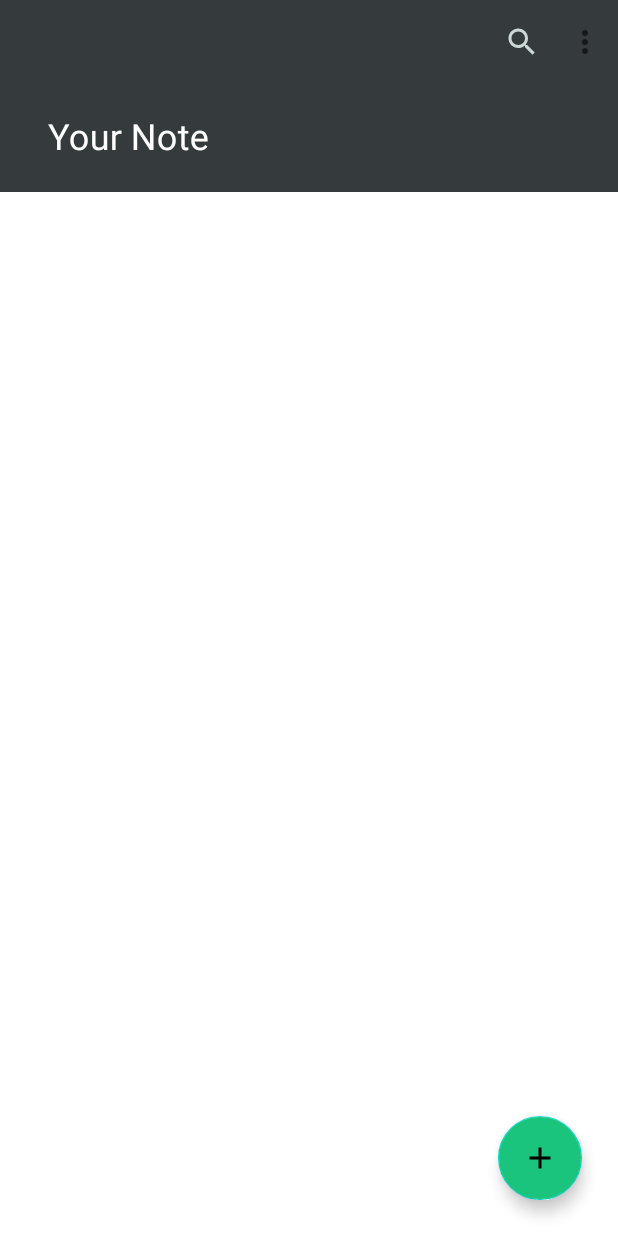
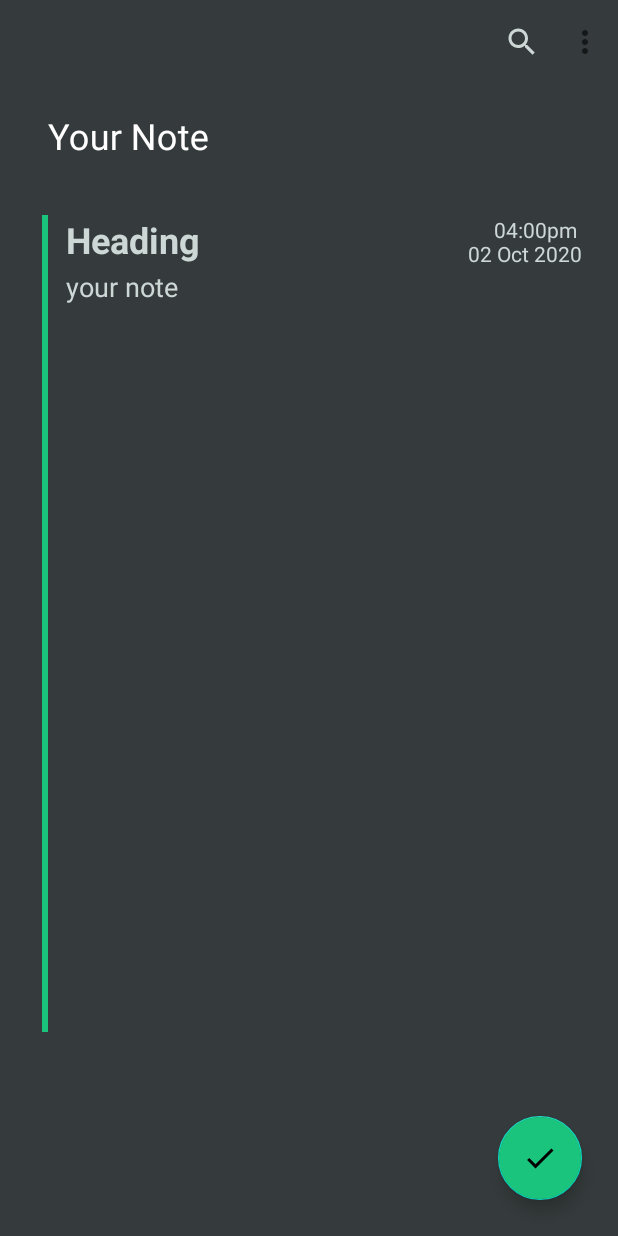
Before and after one commit to agy3ya/NotesUp, an Android app: the screen it shows after launch once a user with an empty profile is signed in (HomeActivity before the commit, NoteActivity after it), after a tap on "TODO", on a phone screen of 412 x 824 dp. Run offline under Robolectric (Android 15) with nearby library versions, the phone set to English and light mode, and no system bars; our stand-ins replace Firebase (no records; nobody signed in at launch, a user with empty details on screens opened directly); 2 statements that could not run were skipped.

Commit message:
Added recycler view adapter

```diff
--- a/app/src/main/java/com/example/notes/HomeActivity.java
+++ b/app/src/main/java/com/example/notes/HomeActivity.java
@@ -7,23 +7,40 @@ import androidx.recyclerview.widget.RecyclerView;
 import android.app.AlertDialog;
 import android.content.Intent;
 import android.os.Bundle;
+import android.provider.ContactsContract;
 import android.view.LayoutInflater;
 import android.view.View;
 import android.widget.LinearLayout;
+import android.widget.TextView;
 
+import com.example.notes.Model.Data;
+import com.firebase.ui.database.FirebaseRecyclerAdapter;
 import com.google.android.material.card.MaterialCardView;
 import com.google.android.material.floatingactionbutton.FloatingActionButton;
+import com.google.firebase.auth.FirebaseAuth;
+import com.google.firebase.auth.FirebaseUser;
+import com.google.firebase.database.DatabaseReference;
+import com.google.firebase.database.FirebaseDatabase;
+import org.w3c.dom.Text;
 
 public class HomeActivity extends AppCompatActivity {
     private FloatingActionButton fabButton;
 
     private RecyclerView recyclerView;
+    private DatabaseReference mDatabase;
+    private FirebaseAuth mAuth;
 
     @Override
     protected void onCreate(Bundle savedInstanceState) {
         super.onCreate(savedInstanceState);
         setContentView(R.layout.activity_home);
+        mAuth=FirebaseAuth.getInstance();
 
+        FirebaseUser mUser=mAuth.getCurrentUser();
+        String uId=mUser.getUid();
+
+        mDatabase= FirebaseDatabase.getInstance().getReference().child("Notes");
+        mDatabase.keepSynced(true);
 
         //Cardview
         recyclerView =findViewById(R.id.recycler_view);
@@ -38,11 +55,55 @@ public class HomeActivity extends AppCompatActivity {
         fabButton.setOnClickListener(new View.OnClickListener() {
             @Override
             public void onClick(View view) {
-                startActivity(new Intent(getApplicationContext(),NoteActivity.class));
+             Intent intent = new Intent(HomeActivity.this, NoteActivity.class);
+             startActivityForResult(intent,2);
+
 
             }
         });
 
 
     }
+
+    @Override
+    protected void onStart() {
+        super.onStart();
+        FirebaseRecyclerAdapter<Data,MyViewHolder>adapter = new FirebaseRecyclerAdapter<Data, MyViewHolder>(
+                Data.class,
+                R.layout.item_data,
+                MyViewHolder.class,
+                mDatabase
+
+        ) {
+            @Override
+            protected void populateViewHolder(MyViewHolder myViewHolder, Data model, int i) {
+                myViewHolder.setTitle(model.getTitle());
+                myViewHolder.setNote(model.getNote());
+                myViewHolder.setDate(model.getDate());
+
+
+            }
+        };
+            recyclerView.setAdapter(adapter);
+    }
+    public static class MyViewHolder extends RecyclerView.ViewHolder{
+        View myView;
+        public MyViewHolder(View itemView){
+            super(itemView);
+            myView=itemView;
+        }
+        public void setTitle(String title){
+            TextView mTitle = myView.findViewById(R.id.title);
+            mTitle.setText(title);
+        }
+        public void setNote(String note){
+            TextView mNote=myView.findViewById(R.id.note);
+            mNote.setText(note);
+        }
+        public void setDate(String date){
+            TextView mDate= myView.findViewById(R.id.my_date);
+            mDate.setText(date);
+        }
+    }
+
 }
--- /dev/null
+++ b/app/src/main/java/com/example/notes/NoteActivity.java
@@ -0,0 +1,75 @@
+package com.example.notes;
+
+import androidx.appcompat.app.AppCompatActivity;
+
+import android.content.Intent;
+import android.os.Bundle;
+import android.text.TextUtils;
+import android.view.View;
+import android.widget.EditText;
+import android.widget.Toast;
+
+import com.example.notes.Model.Data;
+import com.google.android.material.button.MaterialButton;
+import com.google.android.material.floatingactionbutton.FloatingActionButton;
+import com.google.android.material.textfield.TextInputEditText;
+import com.google.firebase.auth.FirebaseAuth;
+import com.google.firebase.auth.FirebaseUser;
+import com.google.firebase.database.DatabaseReference;
+import com.google.firebase.database.FirebaseDatabase;
+
+import java.text.DateFormat;
+import java.util.Date;
+
+
+public class NoteActivity extends AppCompatActivity {
+
+    private DatabaseReference mDatabase;
+    private FirebaseAuth mAuth;
+
+
+
+    @Override
+    protected void onCreate(Bundle savedInstanceState) {
+        super.onCreate(savedInstanceState);
+        setContentView(R.layout.activity_note);
+        mAuth=FirebaseAuth.getInstance();
+        FirebaseUser mUser = mAuth.getCurrentUser();
+        String uId = mUser.getUid();
+        mDatabase = FirebaseDatabase.getInstance().getReference().child("Notes").child(uId);
+
+        TextInputEditText title = findViewById(R.id.my_heading);
+        EditText note = findViewById(R.id.my_note);
+        FloatingActionButton saveButton = findViewById(R.id.save_button);
+
+        saveButton.setOnClickListener(new View.OnClickListener() {
+            @Override
+            public void onClick(View view) {
+                String mTitle = title.getText().toString().trim();
+                String mNote = note.getText().toString().trim();
+
+                if(TextUtils.isEmpty(mTitle)){
+                    title.setError("Required Field");
+                    return;
+                }
+                if(TextUtils.isEmpty(mNote)){
+                    note.setError("Required Field");
+                    return;
+                }
+                String id = mDatabase.push().getKey();
+              //  String date= DateFormat.getInstance().format(new Date());
+                String date = DateFormat.getInstance().format(new Date());
+                Data data = new Data(mTitle,mNote,date,id);
+                mDatabase.child(id).setValue(data);
+                Toast.makeText(getApplicationContext(),"Data Inserted",Toast.LENGTH_SHORT).show();
+                startActivity(new Intent(getApplicationContext(),HomeActivity.class));
+
+
+            }
+        });
+
+    }
+
+
+
+}
--- /dev/null
+++ b/app/src/main/res/drawable/ic_check_24.xml
@@ -0,0 +1,5 @@
+<vector android:height="48dp" android:tint="#FFFFFF"
+    android:viewportHeight="24" android:viewportWidth="24"
+    android:width="48dp" xmlns:android="http://schemas.android.com/apk/res/android">
+    <path android:fillColor="@android:color/white" android:pathData="M9,16.17L4.83,12l-1.42,1.41L9,19 21,7l-1.41,-1.41z"/>
+</vector>
--- /dev/null
+++ b/app/src/main/res/drawable/ic_marker.xml
@@ -0,0 +1,9 @@
+<vector xmlns:android="http://schemas.android.com/apk/res/android"
+    android:width="4dp"
+    android:height="70dp"
+    android:viewportWidth="4"
+    android:viewportHeight="70">
+  <path
+      android:pathData="M0,0H4V70H0V0Z"
+      android:fillColor="#1BC47D"/>
+</vector>
--- /dev/null
+++ b/app/src/main/res/layout/activity_note.xml
@@ -0,0 +1,101 @@
+<?xml version="1.0" encoding="utf-8"?>
+<LinearLayout xmlns:android="http://schemas.android.com/apk/res/android"
+    xmlns:app="http://schemas.android.com/apk/res-auto"
+    xmlns:tools="http://schemas.android.com/tools"
+    android:layout_width="match_parent"
+    android:layout_height="match_parent"
+    android:orientation="vertical"
+    android:background="@color/colorPrimaryDark"
+    tools:context=".HomeActivity">
+    <include layout="@layout/toolbar"/>
+
+    <LinearLayout
+        android:layout_width="match_parent"
+        android:layout_height="0dp"
+        android:layout_gravity="center"
+        android:orientation="horizontal"
+        android:layout_marginTop="15dp"
+        android:layout_weight="5.33">
+        <ImageView
+            android:layout_width="wrap_content"
+            android:layout_height="match_parent"
+            android:background="@drawable/ic_marker"
+            android:layout_marginStart="28dp"
+            android:contentDescription="@string/todo" />
+        <LinearLayout
+            android:layout_width="match_parent"
+            android:layout_height="wrap_content"
+            android:orientation="vertical">
+            <LinearLayout
+                android:layout_width="match_parent"
+                android:layout_height="match_parent"
+                android:orientation="horizontal"
+                tools:ignore="UselessParent">
+                    <com.google.android.material.textfield.TextInputEditText
+                        android:layout_width="0dp"
+                        android:id="@+id/my_heading"
+                        android:layout_marginStart="12dp"
+                        android:layout_height="wrap_content"
+                        android:textSize="24sp"
+                        android:textStyle="bold"
+                        android:textColor="@color/colorPrimary"
+                        android:textColorHint="@color/colorPrimary"
+                        android:hint="@string/heading"
+                        android:background="@null"
+                        android:layout_weight="1"
+                        android:textAlignment="textStart"
+                        android:inputType="text"
+                        android:maxLines="1"/>
+                <TextView
+                    android:id="@+id/my_date"
+                    android:layout_width="wrap_content"
+                    android:layout_gravity="center_vertical|end"
+                    android:layout_marginEnd="24dp"
+                    android:textColor="@color/colorPrimary"
+                    android:layout_height="wrap_content"
+                    android:text="04:00pm \n 02 Oct 2020"
+                    android:textAlignment="textEnd"/>
+            </LinearLayout>
+            <EditText
+                android:layout_marginStart="12dp"
+                android:layout_marginEnd="24dp"
+                android:id="@+id/my_note"
+                android:background="@null"
+                android:textColorHint="@color/colorPrimary"
+                android:textColor="@color/colorPrimary"
+                android:layout_width="match_parent"
+                android:layout_height="500dp"
+                android:textAlignment="textStart"
+                android:gravity="start"
+                android:hint="@string/your_note"
+                android:inputType="textMultiLine" />
+
+        </LinearLayout>
+
+    </LinearLayout>
+
+
+    <androidx.coordinatorlayout.widget.CoordinatorLayout
+        android:layout_weight="1.33"
+        android:layout_width="match_parent"
+        android:layout_height="0dp">
+
+        <com.google.android.material.floatingactionbutton.FloatingActionButton
+            android:id="@+id/save_button"
+            android:layout_width="wrap_content"
+            android:layout_height="wrap_content"
+            android:layout_margin="24dp"
+            android:backgroundTint="@color/colorAccent"
+            android:contentDescription="@string/todo"
+            android:src="@drawable/ic_check_24"
+            android:layout_gravity="bottom|end"
+            app:fabSize="normal" />
+
+
+    </androidx.coordinatorlayout.widget.CoordinatorLayout>
+
+
+
+
+
+</LinearLayout>
```
Also changed, not shown: app/build.gradle (+7 -4 lines), app/src/main/java/com/example/notes/Model/Data.java (added, +51 -0 lines), app/src/main/res/drawable/ic_icon_trash_bin.xml (added, +12 -0 lines), app/src/main/res/layout/custom_dialog.xml (added, +12 -0 lines), app/src/main/res/layout/item_data.xml (added, +84 -0 lines).
